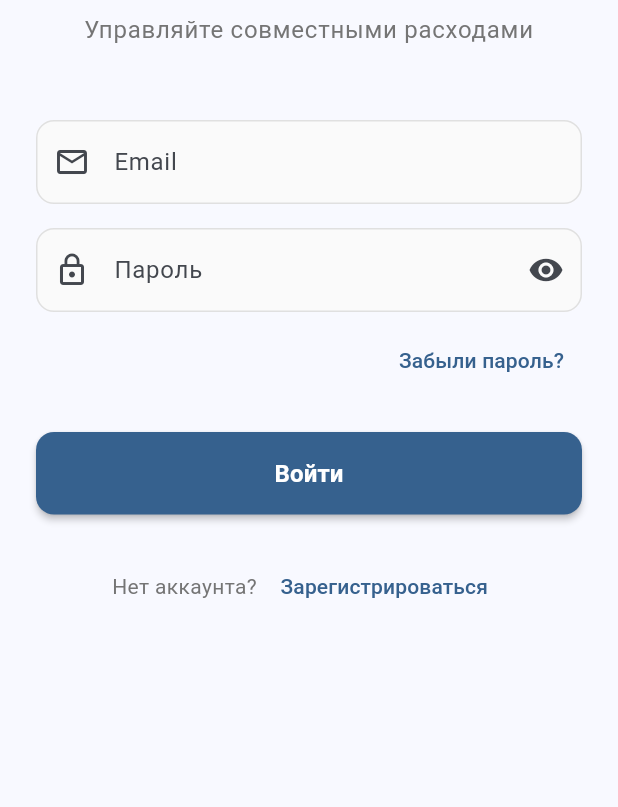
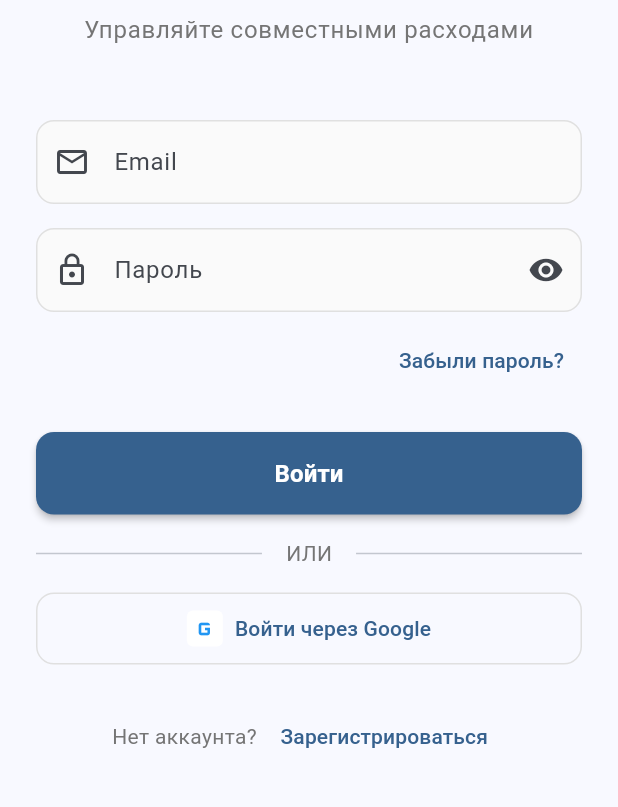
Before and after one commit to nurlan2209/flutter, a Flutter app: the screen it shows after launch, on a phone screen of 412 x 824 dp, the part 306-1113 px from its top. Run offline on Flutter 3.47's test engine with Material 3 defaults, Android fonts, the phone set to English and light mode, and no system bars; our stand-ins replace cloud_firestore, connectivity_plus, firebase_auth, firebase_core, firebase_messaging, fl_chart and 4 more; accounts and stored records are empty.

Commit message:
ДаÐрхан оÑааа

```diff
--- a/splitwise_clone/lib/presentation/screens/auth/login_screen.dart
+++ b/splitwise_clone/lib/presentation/screens/auth/login_screen.dart
@@ -146,6 +146,70 @@ class _LoginScreenState extends State<LoginScreen> {
                     );
                   },
                 ),
+                const SizedBox(height: 16),
+                // Divider with OR
+                Row(
+                  children: [
+                    const Expanded(child: Divider()),
+                    Padding(
+                      padding: const EdgeInsets.symmetric(horizontal: 16),
+                      child: Text(
+                        'ИЛИ',
+                        style: TextStyle(color: Colors.grey[600]),
+                      ),
+                    ),
+                    const Expanded(child: Divider()),
+                  ],
+                ),
+                const SizedBox(height: 16),
+                // Google Sign In button
+                Consumer<AuthProvider>(
+                  builder: (context, authProvider, _) {
+                    return OutlinedButton.icon(
+                      onPressed: authProvider.isLoading
+                          ? null
+                          : () async {
+                              try {
+                                await authProvider.signInWithGoogle();
+                              } catch (e) {
+                                if (mounted) {
+                                  ScaffoldMessenger.of(context).showSnackBar(
+                                    SnackBar(
+                                      content: Text(e.toString()),
+                                      backgroundColor: Colors.red,
+                                    ),
+                                  );
+                                }
+                              }
+                            },
+                      icon: Container(
+                        height: 24,
+                        width: 24,
+                        padding: const EdgeInsets.all(2),
+                        decoration: BoxDecoration(
+                          color: Colors.white,
+                          borderRadius: BorderRadius.circular(4),
+                        ),
+                        child: const Icon(
+                          Icons.g_mobiledata,
+                          size: 20,
+                          color: Colors.blue,
+                        ),
+                      ),
+                      label: const Text('Войти через Google'),
+                      style: OutlinedButton.styleFrom(
+                        padding: const EdgeInsets.symmetric(
+                          horizontal: 24,
+                          vertical: 12,
+                        ),
+                        shape: RoundedRectangleBorder(
+                          borderRadius: BorderRadius.circular(12),
+                        ),
+                        side: BorderSide(color: Colors.grey[300]!),
+                      ),
+                    );
+                  },
+                ),
                 const SizedBox(height: 24),
                 // Register link
                 Row(
--- a/splitwise_clone/lib/presentation/screens/groups/group_detail_screen.dart
+++ b/splitwise_clone/lib/presentation/screens/groups/group_detail_screen.dart
@@ -82,7 +82,6 @@ class _GroupDetailScreenState extends State<GroupDetailScreen> {
                 ),
               ],
               onSelected: (value) {
-                // TODO: Implement edit and delete
               },
             ),
         ],
@@ -152,7 +151,6 @@ class _GroupDetailScreenState extends State<GroupDetailScreen> {
                             const SizedBox(height: 8),
                             TextButton(
                               onPressed: () {
-                                // TODO: Show detailed balances
                               },
                               child: const Text('Посмотреть детали'),
                             ),
--- a/splitwise_clone/lib/presentation/screens/groups/widgets/group_members_sheet.dart
+++ b/splitwise_clone/lib/presentation/screens/groups/widgets/group_members_sheet.dart
@@ -50,7 +50,6 @@ class GroupMembersSheet extends StatelessWidget {
                       IconButton(
                         icon: const Icon(Icons.person_add),
                         onPressed: () {
-                          // TODO: Add member
                         },
                       ),
                   ],
--- a/splitwise_clone/lib/presentation/screens/home/home_screen.dart
+++ b/splitwise_clone/lib/presentation/screens/home/home_screen.dart
@@ -196,7 +196,7 @@ class _HomeScreenState extends State<HomeScreen> {
                           userId: entry.key,
                           amount: entry.value,
                           onTap: () {
-                            // TODO: Navigate to settle debt screen
+
                           },
                         );
                       },
--- a/splitwise_clone/pubspec.yaml
+++ b/splitwise_clone/pubspec.yaml
@@ -15,13 +15,14 @@ dependencies:
   firebase_auth: ^4.15.3
   cloud_firestore: ^4.13.6
   firebase_messaging: ^14.7.9
+  google_sign_in: ^6.2.1
 
   # State Management
   provider: ^6.1.1
 
   # UI и утилиты
   fl_chart: ^0.66.0
-  flutter_local_notifications: ^16.3.0
+  flutter_local_notifications: ^19.2.1
   intl: ^0.19.0
 
   # Дополнительные пакеты
```
Also changed, not shown: splitwise_clone/lib/data/providers/auth_provider.dart (+17 -0 lines), splitwise_clone/lib/data/repositories/auth_repository.dart (+62 -0 lines), splitwise_clone/pubspec.lock, 4 other files.
